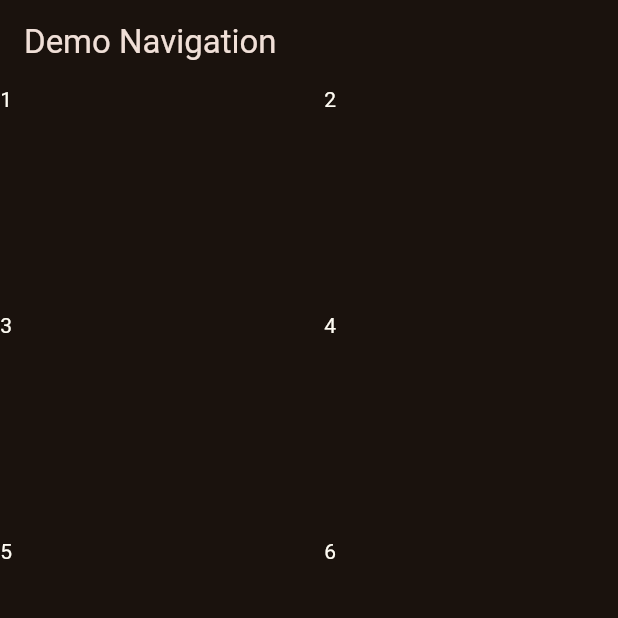
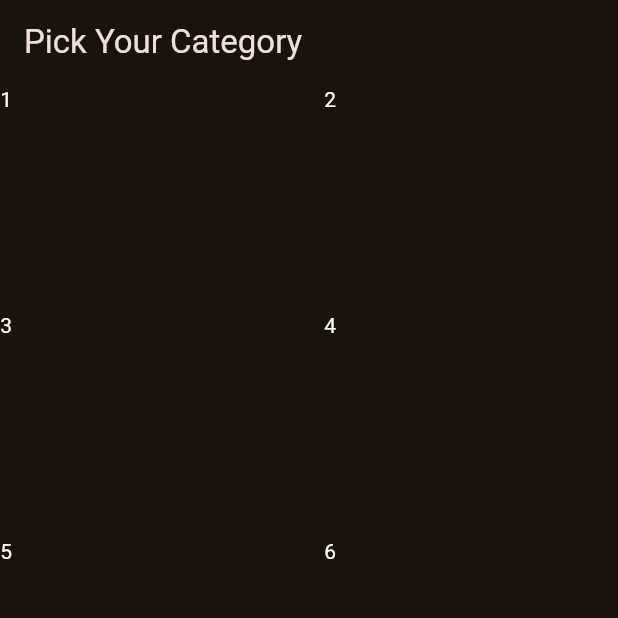
Before and after one commit to ddreambug/Cooking_Recipe, a Flutter app: the screen it shows after launch, on a phone screen of 412 x 824 dp, the top half of it. Run offline on Flutter 3.47's test engine with Material 3 defaults, Android fonts, the phone set to English and light mode, and no system bars.

Commit message:
models for data grid item

```diff
--- a/lib/categories.dart
+++ b/lib/categories.dart
@@ -7,7 +7,7 @@ class CategoriesScreen extends StatelessWidget {
   Widget build(BuildContext context) {
     return Scaffold(
       appBar: AppBar(
-        title: const Text('Demo Navigation'),
+        title: const Text('Pick Your Category'),
       ),
       body: GridView(
         gridDelegate: const SliverGridDelegateWithFixedCrossAxisCount(
--- /dev/null
+++ b/lib/models/category.dart
@@ -0,0 +1,13 @@
+import 'package:flutter/material.dart';
+
+class Category {
+  const Category({
+    required this.id,
+    required this.title,
+    this.color = Colors.orange,
+  });
+
+  final String id;
+  final String title;
+  final Color color;
+}
```
Also changed, not shown: lib/data/dummy_data.dart (added, +56 -0 lines).
